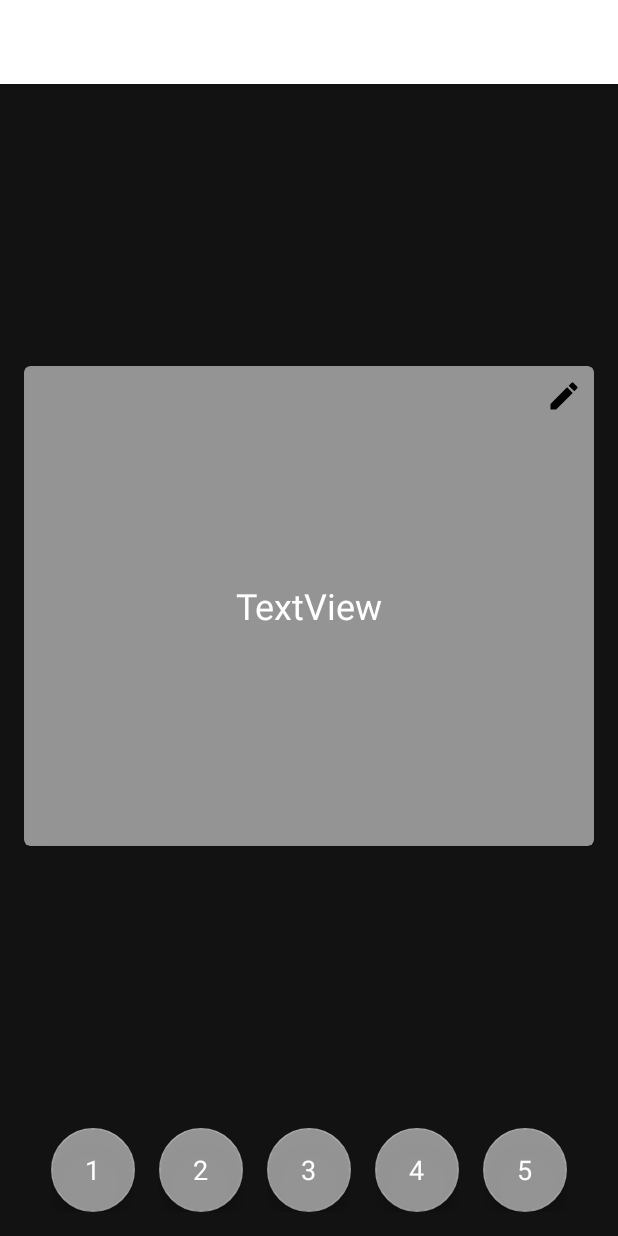
After one commit to soyashimada/TangoCity, an Android app: the fragment StudyFragment shown on its own in the app's theme, on a phone screen of 412 x 824 dp. The commit adds this screen. Run offline under Robolectric (Android 15) with nearby library versions, the phone set to English and light mode, and no system bars.

Commit message:
add study fragment

```diff
--- /dev/null
+++ b/app/src/main/java/nl/hva/tangocity/ui/review/study/StudyFragment.kt
@@ -0,0 +1,32 @@
+package nl.hva.tangocity.ui.review.study
+
+import android.os.Bundle
+import android.view.LayoutInflater
+import android.view.View
+import android.view.ViewGroup
+import androidx.fragment.app.Fragment
+import nl.hva.tangocity.databinding.FragmentStudyBinding
+
+class StudyFragment : Fragment() {
+    private var _binding: FragmentStudyBinding? = null
+
+    // This property is only valid between onCreateView and
+    // onDestroyView.
+    private val binding get() = _binding!!
+
+    override fun onCreateView(
+        inflater: LayoutInflater,
+        container: ViewGroup?,
+        savedInstanceState: Bundle?
+    ): View {
+        _binding = FragmentStudyBinding.inflate(inflater, container, false)
+        val root: View = binding.root
+
+        return root
+    }
+
+    override fun onDestroyView() {
+        super.onDestroyView()
+        _binding = null
+    }
+}
--- /dev/null
+++ b/app/src/main/res/layout/fragment_study.xml
@@ -0,0 +1,175 @@
+<?xml version="1.0" encoding="utf-8"?>
+<androidx.constraintlayout.widget.ConstraintLayout xmlns:android="http://schemas.android.com/apk/res/android"
+    xmlns:app="http://schemas.android.com/apk/res-auto"
+    android:layout_width="match_parent"
+    android:layout_height="match_parent">
+
+    <com.google.android.material.card.MaterialCardView
+        android:layout_width="match_parent"
+        android:layout_height="320dp"
+        android:layout_margin="16dp"
+        app:cardBackgroundColor="@color/button_color"
+        app:layout_constraintBottom_toTopOf="@id/answer_3"
+        app:layout_constraintEnd_toEndOf="parent"
+        app:layout_constraintStart_toStartOf="parent"
+        app:layout_constraintTop_toTopOf="parent">
+
+        <androidx.constraintlayout.widget.ConstraintLayout
+            android:layout_width="match_parent"
+            android:layout_height="match_parent">
+
+            <ImageButton
+                android:layout_width="wrap_content"
+                android:layout_height="wrap_content"
+                android:padding="8dp"
+                android:gravity="end"
+                android:src="@drawable/ic_baseline_edit_24"
+                android:background="@null"
+                app:layout_constraintEnd_toEndOf="parent"
+                app:layout_constraintTop_toTopOf="parent"/>
+
+            <TextView
+                android:id="@+id/textView"
+                android:layout_width="match_parent"
+                android:layout_height="match_parent"
+                android:gravity="center"
+                android:text="TextView"
+                android:theme="@style/buttonText"
+                android:textColor="@color/white"
+                android:textSize="24sp"
+                app:layout_constraintTop_toTopOf="parent"
+                app:layout_constraintStart_toStartOf="parent"
+                app:layout_constraintEnd_toEndOf="parent"
+                app:layout_constraintBottom_toBottomOf="parent"/>
+
+        </androidx.constraintlayout.widget.ConstraintLayout>
+
+    </com.google.android.material.card.MaterialCardView>
+
+    <FrameLayout
+        android:id="@+id/answer_1"
+        android:layout_width="wrap_content"
+        android:layout_height="wrap_content"
+        android:layout_marginStart="8dp"
+        android:layout_marginEnd="8dp"
+        android:layout_marginBottom="16dp"
+        app:layout_constraintBottom_toBottomOf="parent"
+        app:layout_constraintEnd_toStartOf="@id/answer_2"
+        app:layout_constraintHorizontal_chainStyle="packed"
+        app:layout_constraintStart_toStartOf="parent">
+
+        <com.google.android.material.floatingactionbutton.FloatingActionButton
+            android:layout_width="wrap_content"
+            android:layout_height="wrap_content"
+            android:contentDescription="answer_1"
+            app:backgroundTint="@color/button_color" />
+
+        <TextView
+            android:layout_width="wrap_content"
+            android:layout_height="wrap_content"
+            android:layout_gravity="center"
+            android:text="1"
+            android:theme="@style/buttonText" />
+    </FrameLayout>
+
+    <FrameLayout
+        android:id="@+id/answer_2"
+        android:layout_width="wrap_content"
+        android:layout_height="wrap_content"
+        android:layout_marginStart="8dp"
+        android:layout_marginEnd="8dp"
+        android:layout_marginBottom="16dp"
+        app:layout_constraintBottom_toBottomOf="parent"
+        app:layout_constraintEnd_toStartOf="@id/answer_3"
+        app:layout_constraintStart_toEndOf="@id/answer_1">
+
+        <com.google.android.material.floatingactionbutton.FloatingActionButton
+            android:layout_width="wrap_content"
+            android:layout_height="wrap_content"
+            android:contentDescription="answer_2"
+            app:backgroundTint="@color/button_color" />
+
+        <TextView
+            android:layout_width="wrap_content"
+            android:layout_height="wrap_content"
+            android:layout_gravity="center"
+            android:text="2"
+            android:theme="@style/buttonText" />
+    </FrameLayout>
+
+    <FrameLayout
+        android:id="@+id/answer_3"
+        android:layout_width="wrap_content"
+        android:layout_height="wrap_content"
+        android:layout_marginStart="8dp"
+        android:layout_marginEnd="8dp"
+        android:layout_marginBottom="16dp"
+        app:layout_constraintBottom_toBottomOf="parent"
+        app:layout_constraintEnd_toStartOf="@id/answer_4"
+        app:layout_constraintStart_toEndOf="@id/answer_2">
+
+        <com.google.android.material.floatingactionbutton.FloatingActionButton
+            android:layout_width="wrap_content"
+            android:layout_height="wrap_content"
+            android:contentDescription="answer_3"
+            app:backgroundTint="@color/button_color" />
+
+        <TextView
+            android:layout_width="wrap_content"
+            android:layout_height="wrap_content"
+            android:layout_gravity="center"
+            android:text="3"
+            android:theme="@style/buttonText" />
+    </FrameLayout>
+
+    <FrameLayout
+        android:id="@+id/answer_4"
+        android:layout_width="wrap_content"
+        android:layout_height="wrap_content"
+        android:layout_marginStart="8dp"
+        android:layout_marginEnd="8dp"
+        android:layout_marginBottom="16dp"
+        app:layout_constraintBottom_toBottomOf="parent"
+        app:layout_constraintEnd_toStartOf="@id/answer_5"
+        app:layout_constraintStart_toEndOf="@id/answer_3">
+
+        <com.google.android.material.floatingactionbutton.FloatingActionButton
+            android:layout_width="wrap_content"
+            android:layout_height="wrap_content"
+            android:contentDescription="answer_4"
+            app:backgroundTint="@color/button_color" />
+
+        <TextView
+            android:layout_width="wrap_content"
+            android:layout_height="wrap_content"
+            android:layout_gravity="center"
+            android:text="4"
+            android:theme="@style/buttonText" />
+    </FrameLayout>
+
+    <FrameLayout
+        android:id="@+id/answer_5"
+        android:layout_width="wrap_content"
+        android:layout_height="wrap_content"
+        android:layout_marginStart="8dp"
+        android:layout_marginEnd="8dp"
+        android:layout_marginBottom="16dp"
+        app:layout_constraintBottom_toBottomOf="parent"
+        app:layout_constraintEnd_toEndOf="parent"
+        app:layout_constraintStart_toEndOf="@id/answer_4">
+
+        <com.google.android.material.floatingactionbutton.FloatingActionButton
+            android:layout_width="wrap_content"
+            android:layout_height="wrap_content"
+            android:contentDescription="answer_5"
+            app:backgroundTint="@color/button_color" />
+
+        <TextView
+            android:layout_width="wrap_content"
+            android:layout_height="wrap_content"
+            android:layout_gravity="center"
+            android:text="5"
+            android:theme="@style/buttonText" />
+    </FrameLayout>
+
+</androidx.constraintlayout.widget.ConstraintLayout>
```
Also changed, not shown: app/src/main/res/layout/fragment_review.xml (+16 -177 lines).
